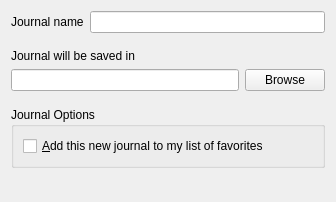
Above: ui/sqlitejournalpage.ui from pwizard2/robojournal before the change. Below: the same form after it.
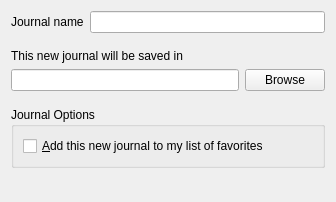
That is the form after the change. Icons and pictures are not drawn.

The edit to the form file:
```diff
--- a/ui/sqlitejournalpage.ui
+++ b/ui/sqlitejournalpage.ui
@@ -47,7 +47,7 @@
    <item>
     <widget class="QLabel" name="label_2">
      <property name="text">
-      <string>Journal will be saved in</string>
+      <string>This new journal will be saved in</string>
      </property>
     </widget>
    </item>
```
